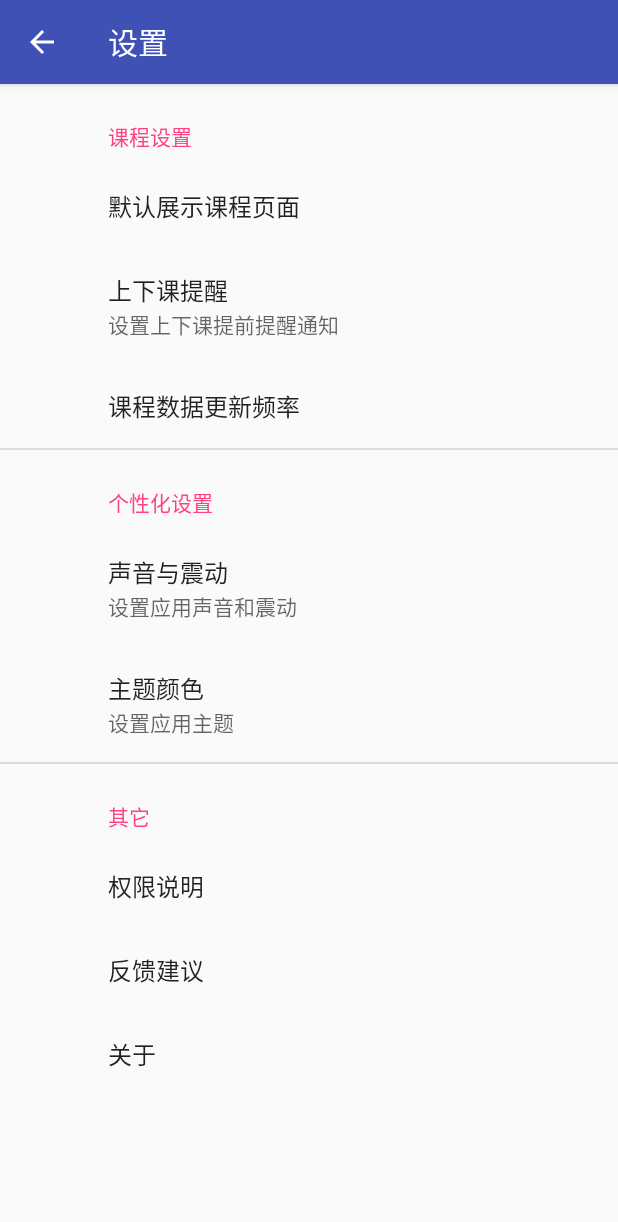
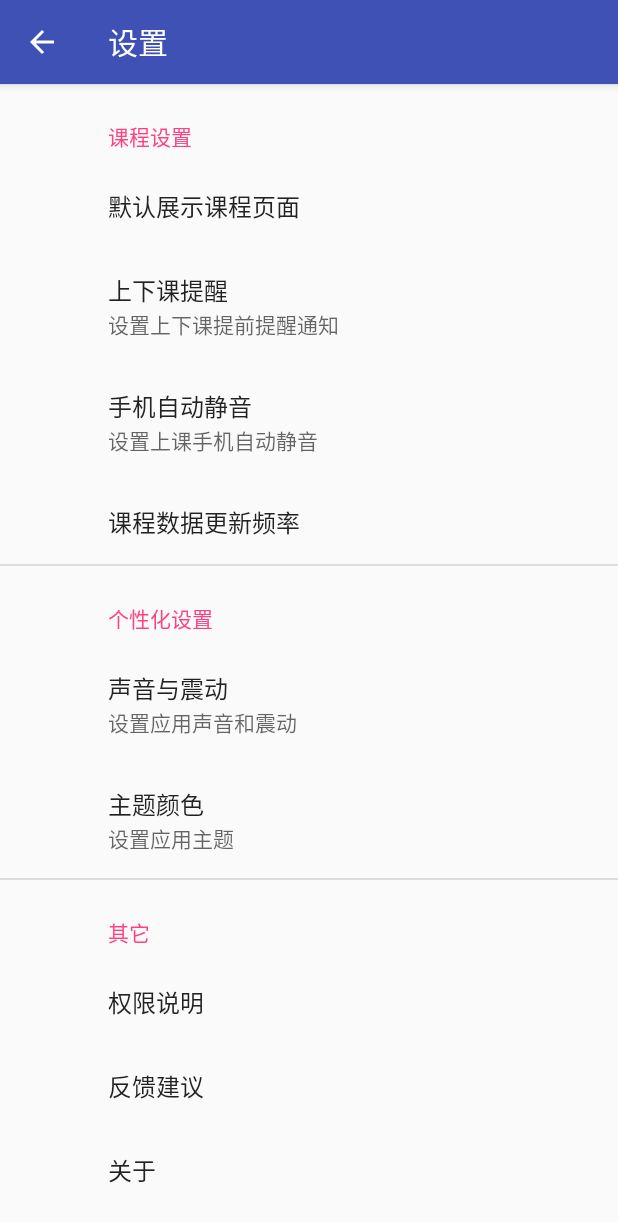
Before and after one commit to itning/YunShuClassSchedule, an Android app: the SettingsFragment screen opened directly, with no data from a screen before it, on a phone screen of 412 x 824 dp. Shown: the top 1222 px of the screen. Run offline under Robolectric (Android 15) with nearby library versions, the phone set to English and light mode, and no system bars; our stand-ins replace ButterKnife, EventBus, androidx.preference.

Commit message:
settings

```diff
--- a/app/src/main/res/values/arrays.xml
+++ b/app/src/main/res/values/arrays.xml
@@ -1,5 +1,6 @@
 <?xml version="1.0" encoding="utf-8"?>
 <resources>
+    <!--默认展示课程页面-->
     <string-array name="entries_list_default_show_main_fragment">
         <item>今天课程</item>
         <item>本周课程</item>
@@ -8,7 +9,7 @@
         <item>today</item>
         <item>week</item>
     </string-array>
-
+    <!--选择上课提醒通知发出时间-->
     <string-array name="entries_list_class_reminder_up_time">
         <item>上课前1分钟</item>
         <item>上课前3分钟</item>
@@ -21,7 +22,7 @@
         <item>5</item>
         <item>10</item>
     </string-array>
-
+    <!--选择下课提醒通知发出时间-->
     <string-array name="entries_list_class_reminder_down_time">
         <item>下课前1分钟</item>
         <item>下课前5分钟</item>
@@ -34,7 +35,7 @@
         <item>10</item>
         <item>30</item>
     </string-array>
-
+    <!--课程数据更新频率-->
     <string-array name="entries_list_class_schedule_update_frequency">
         <item>每次启动应用时</item>
         <item>每天</item>
@@ -45,4 +46,30 @@
         <item>every_day</item>
         <item>every_week</item>
     </string-array>
+    <!--上课前静音时间设置-->
+    <string-array name="entries_list_phone_mute_before_time">
+        <item>上课时</item>
+        <item>上课前1分钟</item>
+        <item>上课前5分钟</item>
+        <item>上课前10分钟</item>
+    </string-array>
+    <string-array name="entries_values_phone_mute_before_time">
+        <item>0</item>
+        <item>1</item>
+        <item>5</item>
+        <item>10</item>
+    </string-array>
+    <!--下课前静音时间设置-->
+    <string-array name="entries_list_phone_mute_after_time">
+        <item>下课时</item>
+        <item>下课前1分钟</item>
+        <item>下课前5分钟</item>
+        <item>下课前10分钟</item>
+    </string-array>
+    <string-array name="entries_values_phone_mute_after_time">
+        <item>0</item>
+        <item>1</item>
+        <item>5</item>
+        <item>10</item>
+    </string-array>
 </resources>
--- a/app/src/main/res/xml/preference_settings.xml
+++ b/app/src/main/res/xml/preference_settings.xml
@@ -40,6 +40,34 @@
                     android:entryValues="@array/entries_values_class_reminder_down_time"
                     android:key="class_reminder_up_time"
                     android:title="提醒时间设置" />
+            </PreferenceCategory>
+        </PreferenceScreen>
+        <PreferenceScreen
+            android:key="phone_mute"
+            android:persistent="false"
+            android:summary="设置上课手机自动静音"
+            android:title="手机自动静音">
+            <PreferenceCategory android:title="手机自动静音">
+                <SwitchPreference
+                    android:defaultValue="true"
+                    android:key="phone_mute_status"
+                    android:summaryOff="上课手机自动静音已关闭"
+                    android:summaryOn="上课手机自动静音已开启"
+                    android:title="上课手机自动静音" />
+                <ListPreference
+                    android:dependency="phone_mute_status"
+                    android:dialogTitle="选择上课开启静音时间"
+                    android:entries="@array/entries_list_phone_mute_before_time"
+                    android:entryValues="@array/entries_values_phone_mute_before_time"
+                    android:key="phone_mute_before_time"
+                    android:title="上课前静音时间设置" />
+                <ListPreference
+                    android:dependency="phone_mute_status"
+                    android:dialogTitle="选择下课解除静音时间"
+                    android:entries="@array/entries_list_phone_mute_after_time"
+                    android:entryValues="@array/entries_values_phone_mute_after_time"
+                    android:key="phone_mute_after_time"
+                    android:title="下课前静音时间设置" />
             </PreferenceCategory>
         </PreferenceScreen>
         <ListPreference
```
